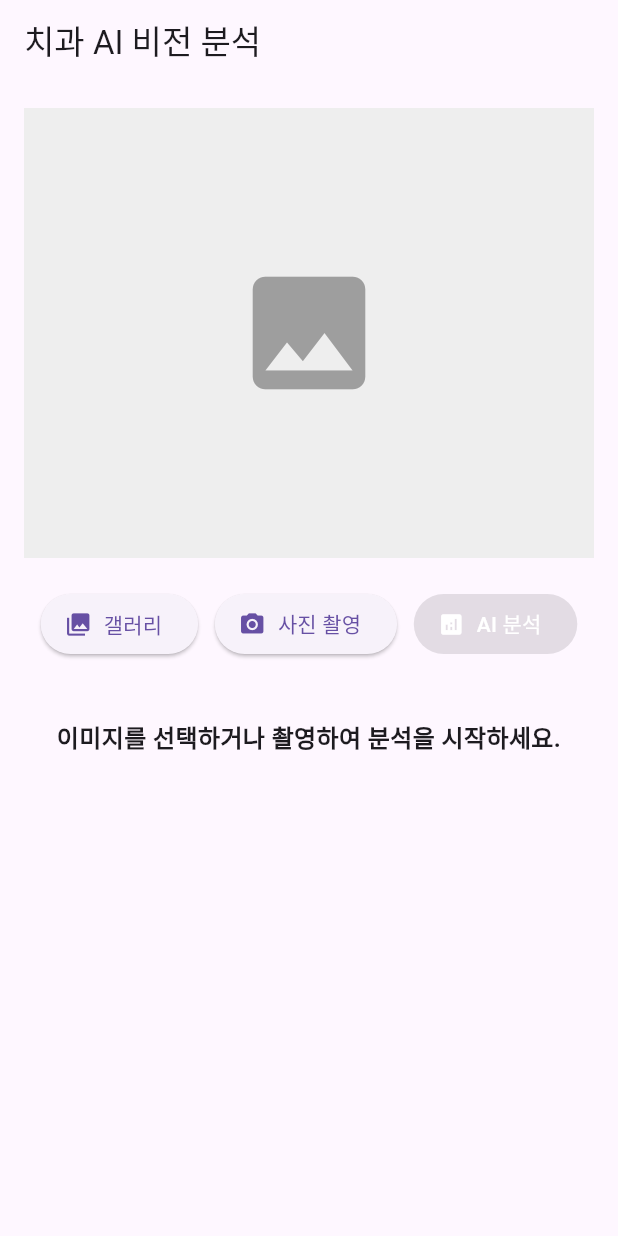
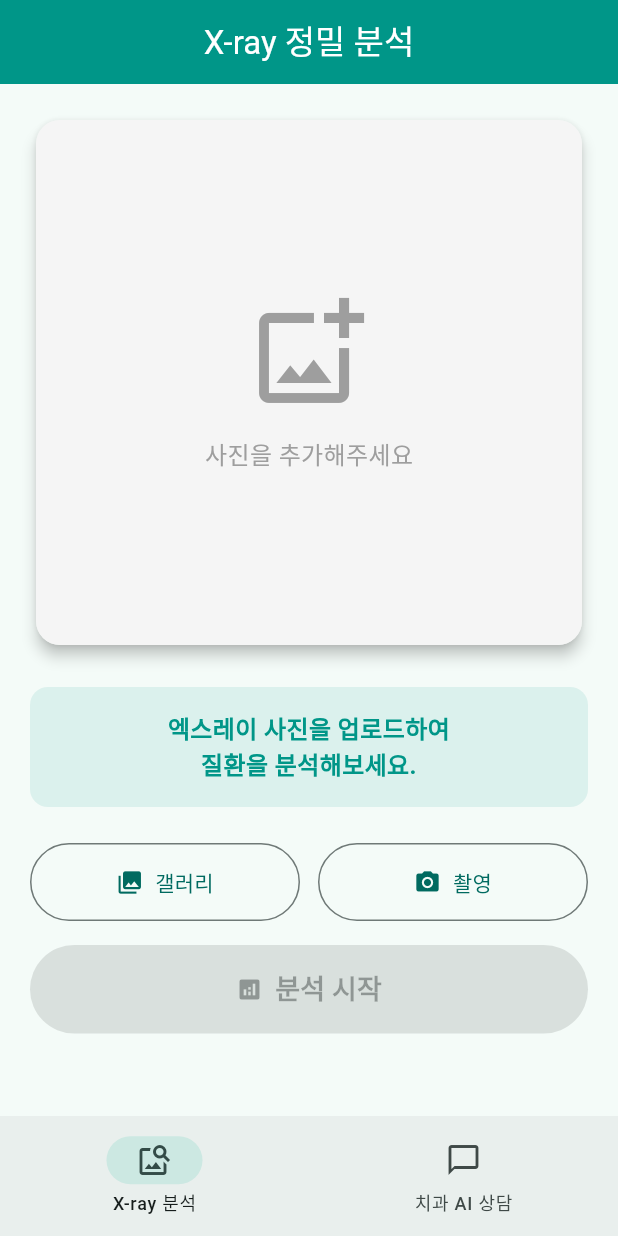
Before and after one commit to bviigp32/Dental-Vision-AI, a Flutter app: the screen it shows after launch, on a phone screen of 412 x 824 dp. Run offline on Flutter 3.47's test engine with Material 3 defaults, Android fonts, the phone set to English and light mode, and no system bars; our stand-ins replace image_picker.

Commit message:
feat: Phase 5 Frontend design

```diff
--- a/dental_app/lib/main.dart
+++ b/dental_app/lib/main.dart
@@ -16,36 +16,88 @@ class DentalApp extends StatelessWidget {
   Widget build(BuildContext context) {
     return MaterialApp(
       title: 'Dental AI',
-      theme: ThemeData(primarySwatch: Colors.blue),
-      home: const MainScreen(),
+      theme: ThemeData(
+        colorScheme: ColorScheme.fromSeed(seedColor: Colors.teal),
+        useMaterial3: true,
+        appBarTheme: const AppBarTheme(
+          centerTitle: true,
+          backgroundColor: Colors.teal,
+          foregroundColor: Colors.white,
+          elevation: 0,
+        ),
+      ),
+      home: const MainNavigator(),
     );
   }
 }
 
-class MainScreen extends StatefulWidget {
-  const MainScreen({super.key});
+class MainNavigator extends StatefulWidget {
+  const MainNavigator({super.key});
 
   @override
-  State<MainScreen> createState() => _MainScreenState();
+  State<MainNavigator> createState() => _MainNavigatorState();
 }
 
-class _MainScreenState extends State<MainScreen> {
+class _MainNavigatorState extends State<MainNavigator> {
+  int _currentIndex = 0;
+  final List<Widget> _screens = [
+    const VisionScreen(),
+    const ChatbotScreen(),
+  ];
+
+  @override
+  Widget build(BuildContext context) {
+    return Scaffold(
+      body: _screens[_currentIndex],
+      bottomNavigationBar: NavigationBar(
+        selectedIndex: _currentIndex,
+        onDestinationSelected: (index) {
+          setState(() {
+            _currentIndex = index;
+          });
+        },
+        destinations: const [
+          NavigationDestination(
+            icon: Icon(Icons.image_search_outlined),
+            selectedIcon: Icon(Icons.image_search),
+            label: 'X-ray 분석',
+          ),
+          NavigationDestination(
+            icon: Icon(Icons.chat_bubble_outline),
+            selectedIcon: Icon(Icons.chat_bubble),
+            label: '치과 AI 상담',
+          ),
+        ],
+      ),
+    );
+  }
+}
+
+// ---------------------------------------------------------
+// 첫 번째 탭: X-ray 정밀 분석 화면 (좌표 보정 완료)
+// ---------------------------------------------------------
+class VisionScreen extends StatefulWidget {
+  const VisionScreen({super.key});
+
+  @override
+  State<VisionScreen> createState() => _VisionScreenState();
+}
+
+class _VisionScreenState extends State<VisionScreen> {
   XFile? _selectedImage;
   Uint8List? _imageBytes;
   ui.Image? _decodedImage;
 
-  String _resultText = "이미지를 선택하거나 촬영하여 분석을 시작하세요.";
+  String _resultText = "엑스레이 사진을 업로드하여\n질환을 분석해보세요.";
   bool _isLoading = false;
   List<dynamic> _aiResults = [];
 
   final ImagePicker _picker = ImagePicker();
 
-  // 1. 갤러리에서 이미지 선택 함수
-  Future<void> _pickImage() async {
-    final XFile? image = await _picker.pickImage(source: ImageSource.gallery);
+  Future<void> _pickImage(ImageSource source) async {
+    final XFile? image = await _picker.pickImage(source: source);
     if (image != null) {
       final bytes = await image.readAsBytes();
-
       final ui.Codec codec = await ui.instantiateImageCodec(bytes);
       final ui.FrameInfo frameInfo = await codec.getNextFrame();
 
@@ -54,37 +106,17 @@ class _MainScreenState extends State<MainScreen> {
         _imageBytes = bytes;
         _decodedImage = frameInfo.image;
         _aiResults = [];
-        _resultText = "이미지 준비 완료. 'AI 분석하기'를 누르세요.";
+        _resultText = "사진이 준비되었습니다.\n'분석 시작' 버튼을 눌러주세요.";
       });
     }
   }
 
-  // 2. 카메라로 직접 촬영하는 함수
-  Future<void> _takePhoto() async {
-    final XFile? image = await _picker.pickImage(source: ImageSource.camera);
-    if (image != null) {
-      final bytes = await image.readAsBytes();
-
-      final ui.Codec codec = await ui.instantiateImageCodec(bytes);
-      final ui.FrameInfo frameInfo = await codec.getNextFrame();
-
-      setState(() {
-        _selectedImage = image;
-        _imageBytes = bytes;
-        _decodedImage = frameInfo.image;
-        _aiResults = [];
-        _resultText = "사진 촬영 완료. 'AI 분석하기'를 누르세요.";
-      });
-    }
-  }
-
-  // 3. FastAPI 서버로 이미지 전송 및 분석 함수
   Future<void> _analyzeImage() async {
     if (_imageBytes == null || _selectedImage == null) return;
 
     setState(() {
       _isLoading = true;
-      _resultText = "AI가 이미지를 분석 중입니다...";
+      _resultText = "AI 전문의가 이미지를 분석 중입니다...";
       _aiResults = [];
     });
 
@@ -93,9 +125,7 @@ class _MainScreenState extends State<MainScreen> {
       var request = http.MultipartRequest('POST', uri);
 
       request.files.add(http.MultipartFile.fromBytes(
-        'file',
-        _imageBytes!,
-        filename: _selectedImage!.name,
+        'file', _imageBytes!, filename: _selectedImage!.name,
       ));
 
       var streamedResponse = await request.send();
@@ -105,16 +135,16 @@ class _MainScreenState extends State<MainScreen> {
         var jsonResponse = jsonDecode(utf8.decode(response.bodyBytes));
         setState(() {
           _aiResults = jsonResponse['results'];
-          _resultText = "분석 완료!\n발견된 질환 수: ${jsonResponse['disease_count']}개";
+          _resultText = "분석 완료\n발견된 특이사항: ${jsonResponse['disease_count']}건";
         });
       } else {
         setState(() {
-          _resultText = "서버 오류 발생: 상태 코드 ${response.statusCode}";
+          _resultText = "서버 오류: 상태 코드 ${response.statusCode}";
         });
       }
     } catch (e) {
       setState(() {
-        _resultText = "통신 오류 발생. 서버가 켜져 있는지 확인하세요.\n에러: $e";
+        _resultText = "통신 오류가 발생했습니다.\n서버 연결 상태를 확인해주세요.";
       });
     } finally {
       setState(() {
@@ -126,76 +156,134 @@ class _MainScreenState extends State<MainScreen> {
   @override
   Widget build(BuildContext context) {
     return Scaffold(
-      appBar: AppBar(title: const Text('치과 AI 비전 분석')),
+      appBar: AppBar(title: const Text('X-ray 정밀 분석')),
       body: SingleChildScrollView(
-        child: Center(
         child: Padding(
-            padding: const EdgeInsets.all(16.0),
+          padding: const EdgeInsets.all(20.0),
           child: Column(
-              mainAxisAlignment: MainAxisAlignment.center,
+            crossAxisAlignment: CrossAxisAlignment.stretch,
             children: [
-                if (_imageBytes != null && _decodedImage != null)
-                  Container(
-                    constraints: const BoxConstraints(maxHeight: 500),
-                    child: AspectRatio(
-                      aspectRatio: _decodedImage!.width / _decodedImage!.height,
-                      child: Stack(
+              Card(
+                elevation: 4,
+                clipBehavior: Clip.antiAlias,
+                shape: RoundedRectangleBorder(borderRadius: BorderRadius.circular(16)),
+                child: Container(
+                  height: 350,
+                  color: Colors.grey[100],
+                  child: LayoutBuilder(
+                    builder: (context, constraints) {
+                      if (_imageBytes != null && _decodedImage != null) {
+                        final double containerWidth = constraints.maxWidth;
+                        final double containerHeight = constraints.maxHeight;
+
+                        final double originalWidth = _decodedImage!.width.toDouble();
+                        final double originalHeight = _decodedImage!.height.toDouble();
+                        final double imgRatio = originalWidth / originalHeight;
+                        final double containerRatio = containerWidth / containerHeight;
+
+                        double renderedWidth, renderedHeight, offsetX, offsetY;
+
+                        if (imgRatio > containerRatio) {
+                          renderedWidth = containerWidth;
+                          renderedHeight = containerWidth / imgRatio;
+                          offsetX = 0;
+                          offsetY = (containerHeight - renderedHeight) / 2;
+                        } else {
+                          renderedHeight = containerHeight;
+                          renderedWidth = containerHeight * imgRatio;
+                          offsetY = 0;
+                          offsetX = (containerWidth - renderedWidth) / 2;
+                        }
+
+                        return Stack(
                           fit: StackFit.expand,
                           children: [
                             Image.memory(_imageBytes!, fit: BoxFit.contain),
                             if (_aiResults.isNotEmpty)
-                            CustomPaint(
+                              Positioned(
+                                left: offsetX,
+                                top: offsetY,
+                                width: renderedWidth,
+                                height: renderedHeight,
+                                child: CustomPaint(
                                   painter: BoundingBoxPainter(
                                     results: _aiResults,
-                                originalWidth: _decodedImage!.width.toDouble(),
-                                originalHeight: _decodedImage!.height.toDouble(),
+                                    renderedWidth: renderedWidth,
+                                    renderedHeight: renderedHeight,
+                                    originalWidth: originalWidth,
+                                    originalHeight: originalHeight,
+                                  ),
+                                ),
+                              ),
+                          ],
+                        );
+                      } else {
+                        return const Column(
+                          mainAxisAlignment: MainAxisAlignment.center,
+                          children: [
+                            Icon(Icons.add_photo_alternate_outlined, size: 80, color: Colors.grey),
+                            SizedBox(height: 16),
+                            Text('사진을 추가해주세요', style: TextStyle(color: Colors.grey, fontSize: 16)),
+                          ],
+                        );
+                      }
+                    },
+                  ),
+                ),
+              ),
+              const SizedBox(height: 24),
+              Container(
+                padding: const EdgeInsets.all(16),
+                decoration: BoxDecoration(
+                  color: Colors.teal.withOpacity(0.1),
+                  borderRadius: BorderRadius.circular(12),
+                ),
+                child: Column(
+                  children: [
+                    if (_isLoading) const CircularProgressIndicator(),
+                    if (_isLoading) const SizedBox(height: 12),
+                    Text(
+                      _resultText,
+                      style: const TextStyle(fontSize: 16, fontWeight: FontWeight.bold, color: Colors.teal),
+                      textAlign: TextAlign.center,
+                    ),
+                  ],
+                ),
+              ),
+              const SizedBox(height: 24),
+              Row(
+                children: [
+                  Expanded(
+                    child: OutlinedButton.icon(
+                      onPressed: _isLoading ? null : () => _pickImage(ImageSource.gallery),
+                      icon: const Icon(Icons.photo_library),
+                      label: const Text('갤러리'),
+                      style: OutlinedButton.styleFrom(padding: const EdgeInsets.symmetric(vertical: 16)),
+                    ),
+                  ),
+                  const SizedBox(width: 12),
+                  Expanded(
+                    child: OutlinedButton.icon(
+                      onPressed: _isLoading ? null : () => _pickImage(ImageSource.camera),
+                      icon: const Icon(Icons.camera_alt),
+                      label: const Text('촬영'),
+                      style: OutlinedButton.styleFrom(padding: const EdgeInsets.symmetric(vertical: 16)),
                     ),
                   ),
                 ],
               ),
-                    ),
-                  )
-                else
-                  Container(
-                    height: 300,
-                    width: double.infinity,
-                    color: Colors.grey[200],
-                    child: const Icon(Icons.image, size: 100, color: Colors.grey),
-                  ),
-                const SizedBox(height: 20),
-
-                // 3개의 버튼이 나란히 배치되는 부분
-                Row(
-                  mainAxisAlignment: MainAxisAlignment.spaceEvenly,
-                  children: [
-                    ElevatedButton.icon(
-                      onPressed: _isLoading ? null : _pickImage,
-                      icon: const Icon(Icons.photo_library),
-                      label: const Text('갤러리'),
-                    ),
-                    ElevatedButton.icon(
-                      onPressed: _isLoading ? null : _takePhoto,
-                      icon: const Icon(Icons.camera_alt),
-                      label: const Text('사진 촬영'),
-                    ),
+              const SizedBox(height: 16),
               ElevatedButton.icon(
                 onPressed: _isLoading || _imageBytes == null ? null : _analyzeImage,
-                      style: ElevatedButton.styleFrom(backgroundColor: Colors.blueAccent),
-                      icon: const Icon(Icons.analytics, color: Colors.white),
-                      label: const Text('AI 분석', style: TextStyle(color: Colors.white)),
+                icon: const Icon(Icons.analytics),
+                label: const Text('분석 시작', style: TextStyle(fontSize: 18, fontWeight: FontWeight.bold)),
+                style: ElevatedButton.styleFrom(
+                  backgroundColor: Colors.teal,
+                  foregroundColor: Colors.white,
+                  padding: const EdgeInsets.symmetric(vertical: 16),
+                ),
               ),
             ],
-                ),
-                const SizedBox(height: 20),
-                if (_isLoading) const CircularProgressIndicator(),
-                const SizedBox(height: 20),
-                Text(
-                  _resultText,
-                  style: const TextStyle(fontSize: 16, fontWeight: FontWeight.bold),
-                  textAlign: TextAlign.center,
-                ),
-              ],
-            ),
           ),
         ),
       ),
@@ -205,11 +293,15 @@ class _MainScreenState extends State<MainScreen> {
 
 class BoundingBoxPainter extends CustomPainter {
   final List<dynamic> results;
+  final double renderedWidth;
+  final double renderedHeight;
   final double originalWidth;
   final double originalHeight;
 
   BoundingBoxPainter({
     required this.results,
+    required this.renderedWidth,
+    required this.renderedHeight,
     required this.originalWidth,
     required this.originalHeight,
   });
@@ -225,48 +317,37 @@ class BoundingBoxPainter extends CustomPainter {
       final conf = (result['confidence'] * 100).toInt();
 
       final rect = Rect.fromLTRB(
-        box['x_min'] * scaleX,
-        box['y_min'] * scaleY,
-        box['x_max'] * scaleX,
-        box['y_max'] * scaleY,
+        box['x_min'] * scaleX, box['y_min'] * scaleY, box['x_max'] * scaleX, box['y_max'] * scaleY,
       );
 
-      Color boxColor = Colors.red;
-      if (disease == 'Implant') boxColor = Colors.blue;
-      if (disease == 'Fillings') boxColor = Colors.green;
-      if (disease == 'Impacted Tooth') boxColor = Colors.orange;
+      Color boxColor = Colors.redAccent;
+      if (disease == 'Implant') boxColor = Colors.blueAccent;
+      if (disease == 'Fillings') boxColor = Colors.greenAccent;
+      if (disease == 'Impacted Tooth') boxColor = Colors.orangeAccent;
 
       final paint = Paint()
         ..color = boxColor
         ..style = PaintingStyle.stroke
-        ..strokeWidth = 3.0;
+        ..strokeWidth = 3.5;
 
       canvas.drawRect(rect, paint);
 
-      const textStyle = TextStyle(
-        color: Colors.white,
-        fontSize: 14,
-        fontWeight: FontWeight.bold,
-        backgroundColor: Colors.black54,
-      );
-
-      final textSpan = TextSpan(
-        text: ' $disease $conf% ',
-        style: textStyle,
-      );
-
-      final textPainter = TextPainter(
-        text: textSpan,
-        textDirection: TextDirection.ltr,
-      );
+      const textStyle = TextStyle(color: Colors.white, fontSize: 13, fontWeight: FontWeight.bold, backgroundColor: Colors.black54);
+      final textSpan = TextSpan(text: ' $disease $conf% ', style: textStyle);
+      final textPainter = TextPainter(text: textSpan, textDirection: TextDirection.ltr);
 
       textPainter.layout(minWidth: 0, maxWidth: size.width);
       textPainter.paint(canvas, Offset(rect.left, rect.top - 20));
     }
   }
+  @override
+  bool shouldRepaint(covariant CustomPainter oldDelegate) => true;
+}
 
+class ChatbotScreen extends StatelessWidget {
+  const ChatbotScreen({super.key});
   @override
-  bool shouldRepaint(covariant CustomPainter oldDelegate) {
-    return true;
+  Widget build(BuildContext context) {
+    return Scaffold(appBar: AppBar(title: const Text('치과 전문 AI 상담')), body: const Center(child: Text('챗봇 UI 구현 예정')));
   }
 }
```
Also changed, not shown: 1 other file. Lines whose indentation alone changed are shown as unchanged.
